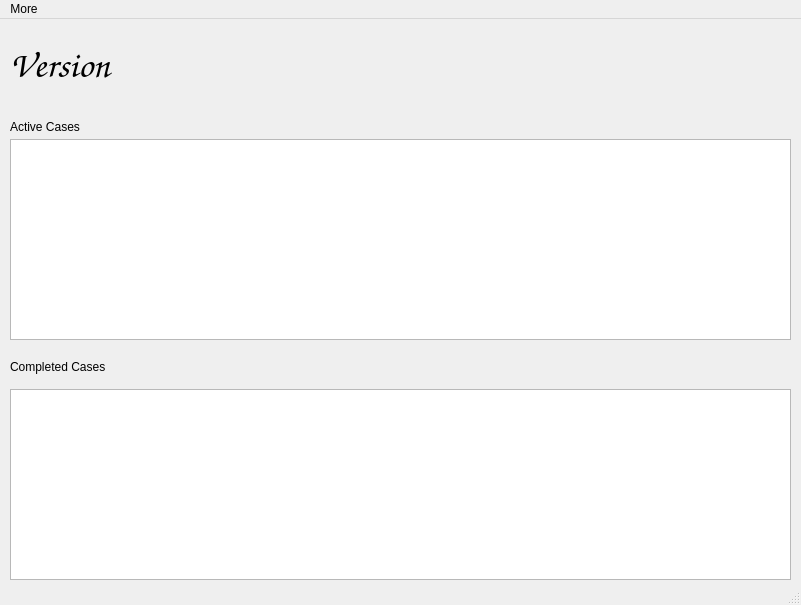
This is PT-Helpdesk-Server/mainwindow.ui in lukpro681/PT-Helpdesk as Qt 5 draws it before an edit. The edited form follows.
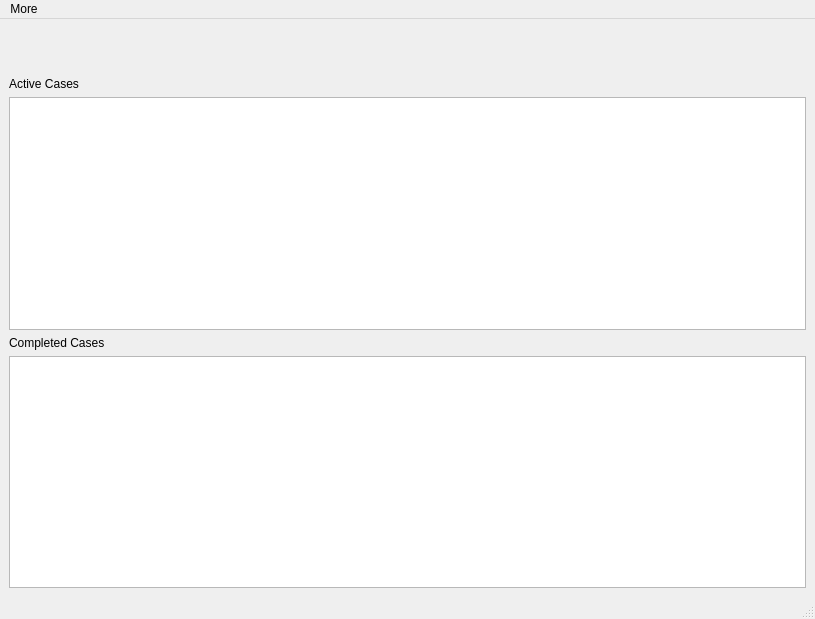
This is the edited form. Icons and pictures are not drawn.

```diff
--- a/PT-Helpdesk-Server/mainwindow.ui
+++ b/PT-Helpdesk-Server/mainwindow.ui
@@ -6,86 +6,69 @@
    <rect>
     <x>0</x>
     <y>0</y>
-    <width>801</width>
-    <height>605</height>
+    <width>815</width>
+    <height>619</height>
    </rect>
   </property>
   <property name="windowTitle">
    <string>MainWindow</string>
   </property>
   <widget class="QWidget" name="centralwidget">
-   <widget class="QLabel" name="label">
-    <property name="geometry">
-     <rect>
-      <x>10</x>
-      <y>10</y>
-      <width>461</width>
-      <height>71</height>
-     </rect>
+   <layout class="QVBoxLayout" name="verticalLayout">
+    <item>
+     <widget class="QLabel" name="versionLabel">
+      <property name="maximumSize">
+       <size>
+        <width>425</width>
+        <height>110</height>
+       </size>
     </property>
     <property name="font">
      <font>
-      <family>Comic Sans MS</family>
+        <family>Segoe UI</family>
       <pointsize>28</pointsize>
+        <kerning>true</kerning>
      </font>
     </property>
     <property name="text">
-     <string>Version</string>
-    </property>
-   </widget>
-   <widget class="QListWidget" name="listWidget">
-    <property name="geometry">
-     <rect>
-      <x>10</x>
-      <y>120</y>
-      <width>781</width>
-      <height>201</height>
-     </rect>
-    </property>
-   </widget>
-   <widget class="QLabel" name="label_2">
-    <property name="geometry">
-     <rect>
-      <x>10</x>
-      <y>100</y>
-      <width>261</width>
-      <height>16</height>
-     </rect>
-    </property>
+       <string/>
+      </property>
+      <property name="pixmap">
+       <pixmap>helpdesk-baner.png</pixmap>
+      </property>
+      <property name="scaledContents">
+       <bool>true</bool>
+      </property>
+     </widget>
+    </item>
+    <item>
+     <widget class="QLabel" name="infoLabel">
     <property name="text">
      <string>Active Cases</string>
     </property>
    </widget>
-   <widget class="QLabel" name="label_3">
-    <property name="geometry">
-     <rect>
-      <x>10</x>
-      <y>340</y>
-      <width>151</width>
-      <height>16</height>
-     </rect>
-    </property>
+    </item>
+    <item>
+     <widget class="QListWidget" name="activeCaseWidget"/>
+    </item>
+    <item>
+     <widget class="QLabel" name="infoLabel2">
     <property name="text">
      <string>Completed Cases</string>
     </property>
    </widget>
-   <widget class="QListWidget" name="listWidget_2">
-    <property name="geometry">
-     <rect>
-      <x>10</x>
-      <y>370</y>
-      <width>781</width>
-      <height>191</height>
-     </rect>
-    </property>
-   </widget>
+    </item>
+    <item>
+     <widget class="QListWidget" name="completeCaseWidget"/>
+    </item>
+   </layout>
   </widget>
   <widget class="QMenuBar" name="menubar">
    <property name="geometry">
     <rect>
      <x>0</x>
      <y>0</y>
-     <width>801</width>
+     <width>815</width>
      <height>21</height>
     </rect>
    </property>
```
Left out of the diff: 6 changed lines with no effect on the pictures. Lines whose indentation alone changed are shown as unchanged.
